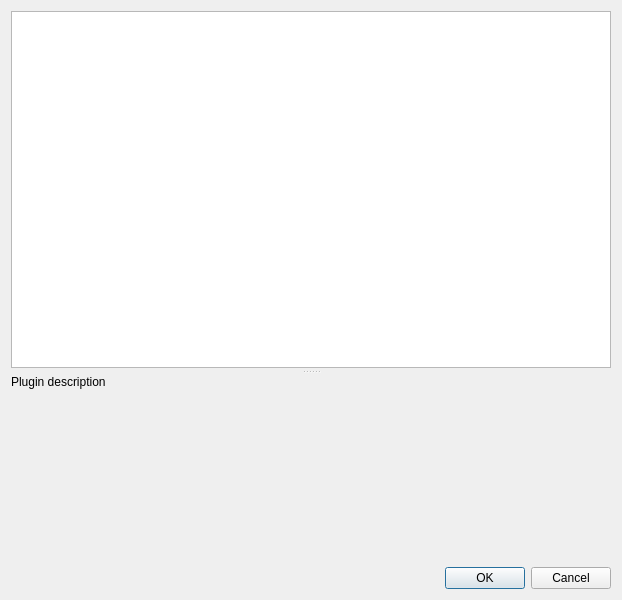
The window that src/Form_Files/AddAutomatePlugin.ui (Sigil-Ebook/Sigil) describes before a commit, drawn with Qt 5.
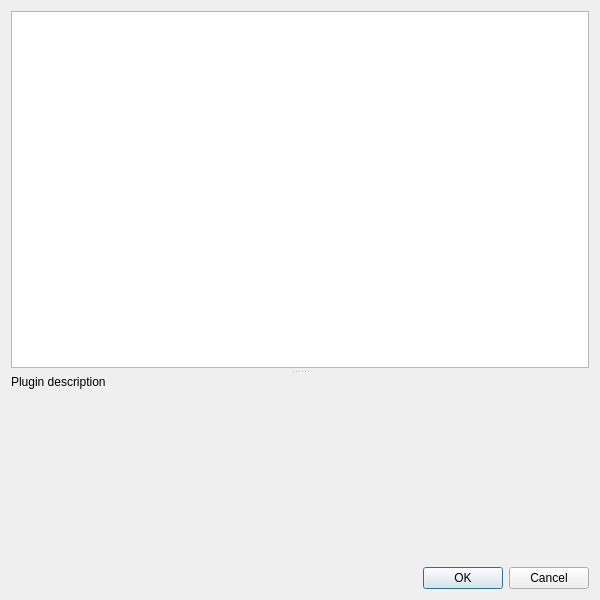
The same window after the commit.

Commit message: allow user to shrink Automate Add Plugin and Add Toolbar [deploy]

Patch:
```diff
--- a/src/Form_Files/AddAutomatePlugin.ui
+++ b/src/Form_Files/AddAutomatePlugin.ui
@@ -42,7 +42,7 @@
       </property>
       <property name="minimumSize">
        <size>
-        <width>600</width>
+        <width>200</width>
         <height>100</height>
        </size>
       </property>
```
The commit also changes 1 other file.
